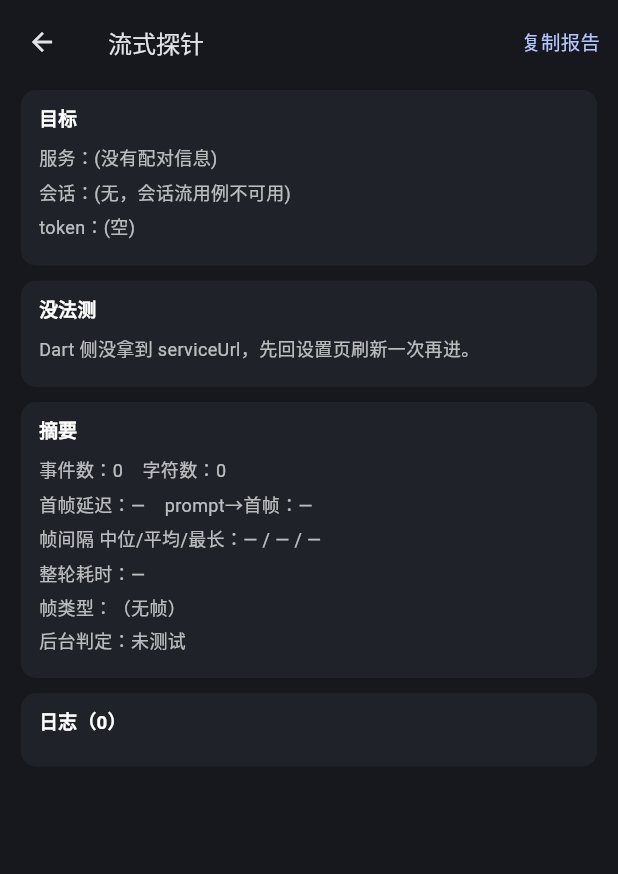
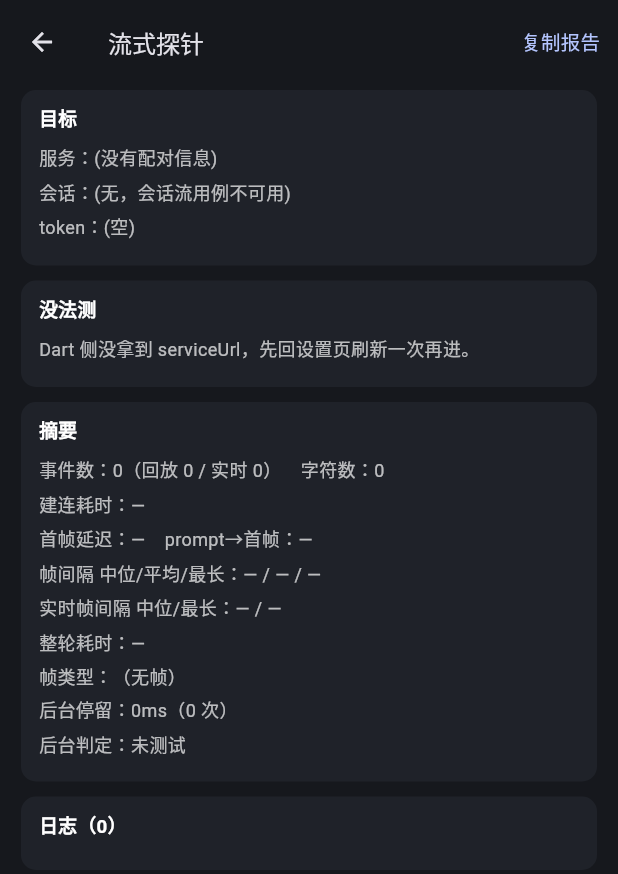
Before and after one commit to qgx1992/pideck-mobile, a Flutter app: the SseProbePage screen opened directly with empty values, on a phone screen of 412 x 824 dp. Shown: the top 874 px of the screen. Run offline on Flutter 3.47's test engine with Material 3 defaults, Android fonts, the phone set to English and light mode, and no system bars.

Commit message:
feat(flutter): 探针支持 30s/90s 时长与后台停留时长统计，并据实测把聊天页流式方案定案

```diff
--- a/flutter_module/lib/probe/sse_probe_controller.dart
+++ b/flutter_module/lib/probe/sse_probe_controller.dart
@@ -60,6 +60,11 @@ class SseProbeController extends ChangeNotifier {
   /// 前几帧原始内容（截断），报告里带上，下次不用猜帧格式。
   final List<String> samples = <String>[];
 
+  /// 后台停留累计时长 / 次数 —— 没有这个数，后台结论没法读（5 秒的后台和 60 秒的差别很大）。
+  int backgroundTotalMs = 0;
+  int backgroundWindows = 0;
+  int? _backgroundStartMs;
+
   void _write(String line) {
     final String stamp = _clock.elapsedMilliseconds == 0
         ? '+0ms'
@@ -71,6 +76,14 @@ class SseProbeController extends ChangeNotifier {
 
   void markLifecycle(String state) {
     final bool nowBackground = state == 'paused' || state == 'hidden' || state == 'inactive';
+    final bool wasBackground = _backgroundStartMs != null;
+    if (nowBackground && !wasBackground) {
+      _backgroundStartMs = _clock.elapsedMilliseconds;
+      backgroundWindows += 1;
+    } else if (!nowBackground && wasBackground) {
+      backgroundTotalMs += _clock.elapsedMilliseconds - _backgroundStartMs!;
+      _backgroundStartMs = null;
+    }
     recorder.markBackground(nowBackground);
     _write(nowBackground ? 'App 进入后台（${_countAtBackground()} 帧）' : 'App 回到前台');
     if (!nowBackground && recorder.eventsWhileBackground == 0 && _running) {
@@ -98,6 +111,9 @@ class SseProbeController extends ChangeNotifier {
     firstLiveFrameMs = null;
     liveTimesMs.clear();
     samples.clear();
+    backgroundTotalMs = 0;
+    backgroundWindows = 0;
+    _backgroundStartMs = null;
     log.clear();
     _aborted = false;
     _clock
@@ -279,6 +295,7 @@ class SseProbeController extends ChangeNotifier {
       ..writeln('实时帧间隔 中位/最长：${fmtMs(medianOf(liveGaps))} / ${fmtMs(maxOf(liveGaps))}')
       ..writeln('整轮耗时：${fmtMs(recorder.finishMs)}')
       ..writeln('帧类型：${recorder.typeSummary}')
+      ..writeln('后台停留：${fmtMs(backgroundTotalMs)}（$backgroundWindows 次）')
       ..writeln('后台判定：$backgroundVerdict');
     if (samples.isNotEmpty) {
       out.writeln('首帧样本：');
--- a/flutter_module/lib/probe/sse_probe_page.dart
+++ b/flutter_module/lib/probe/sse_probe_page.dart
@@ -37,6 +37,9 @@ class _SseProbePageState extends State<SseProbePage> with WidgetsBindingObserver
     text: '用一句话解释 TCP 三次握手，不要超过 80 字',
   );
   bool _turnMode = true;
+
+  /// 只读模式的时长。测后台保活得留够窗口（30s 装不下一次 60s 的后台停留）。
+  int _durationSeconds = 30;
 
   @override
   void initState() {
@@ -119,13 +122,36 @@ class _SseProbePageState extends State<SseProbePage> with WidgetsBindingObserver
                   const SizedBox(width: 8),
                   Expanded(
                     child: _ModeChip(
-                      label: '只读 /api/events 30s',
+                      label: '只读 /api/events',
                       selected: !_turnMode,
                       onTap: probe.running ? null : () => setState(() => _turnMode = false),
                     ),
                   ),
                 ],
               ),
+              if (!_turnMode) ...<Widget>[
+                const SizedBox(height: 8),
+                Row(
+                  children: [
+                    for (final int seconds in const <int>[30, 90])
+                      Padding(
+                        padding: const EdgeInsets.only(right: 8),
+                        child: _ModeChip(
+                          label: '${seconds}s',
+                          selected: _durationSeconds == seconds,
+                          onTap: probe.running ? null : () => setState(() => _durationSeconds = seconds),
+                        ),
+                      ),
+                    Expanded(
+                      child: Text(
+                        '测后台保活选 90s',
+                        textAlign: TextAlign.right,
+                        style: TextStyle(fontSize: 11, color: c.textMuted),
+                      ),
+                    ),
+                  ],
+                ),
+              ],
               const SizedBox(height: 10),
               if (_turnMode)
                 TextField(
@@ -157,7 +183,7 @@ class _SseProbePageState extends State<SseProbePage> with WidgetsBindingObserver
                             if (_turnMode) {
                               probe.runTurnProbe(message: _message.text.trim());
                             } else {
-                              probe.runEventsProbe();
+                              probe.runEventsProbe(seconds: _durationSeconds);
                             }
                           },
                     child: Text(probe.running ? '运行中…' : '开始'),
@@ -172,11 +198,14 @@ class _SseProbePageState extends State<SseProbePage> with WidgetsBindingObserver
             ]),
           const SizedBox(height: 10),
           _card(c, '摘要', <String>[
-            '事件数：${r.eventCount}    字符数：${r.chars}',
+            '事件数：${r.eventCount}（回放 ${probe.replayFrames} / 实时 ${probe.liveFrames}）    字符数：${r.chars}',
+            '建连耗时：${fmtMs(probe.connectMs)}',
             '首帧延迟：${fmtMs(r.firstMs)}    prompt→首帧：${fmtMs(probe.promptToFirstFrameMs)}',
             '帧间隔 中位/平均/最长：${fmtMs(r.medianGapMs)} / ${fmtMs(r.avgGapMs)} / ${fmtMs(r.maxGapMs)}',
+            '实时帧间隔 中位/最长：${fmtMs(medianOf(gapsOf(probe.liveTimesMs)))} / ${fmtMs(maxOf(gapsOf(probe.liveTimesMs)))}',
             '整轮耗时：${fmtMs(r.finishMs)}',
             '帧类型：${r.typeSummary}',
+            '后台停留：${fmtMs(probe.backgroundTotalMs)}（${probe.backgroundWindows} 次）',
             '后台判定：${probe.backgroundVerdict}',
           ]),
           const SizedBox(height: 10),
```
Also changed, not shown: 1 other file.
